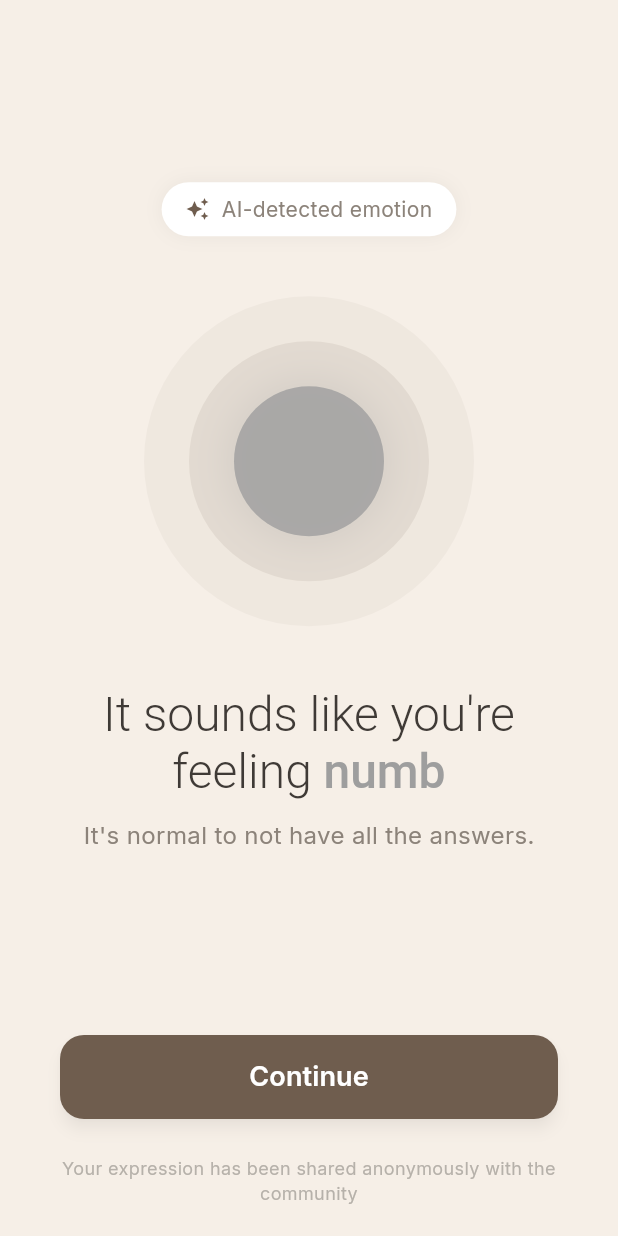
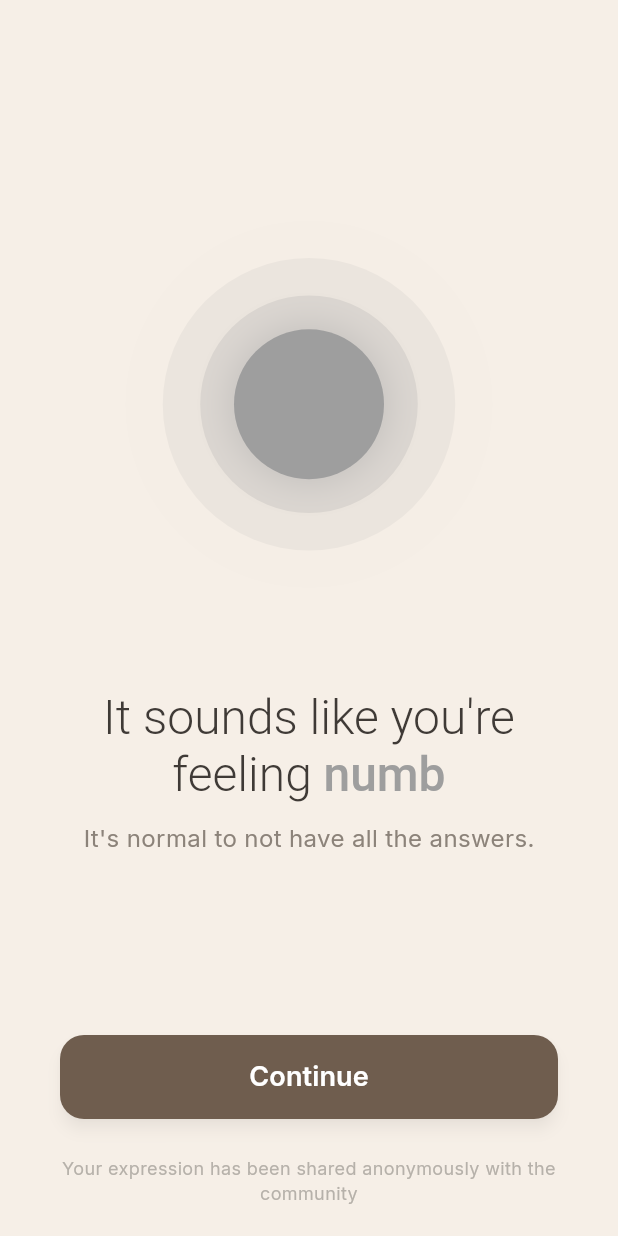
Before and after one commit to yuyuyu-226/MaskOff, a Flutter app: the AIDetectionScreen screen opened directly with sample values from the repository, on a phone screen of 412 x 824 dp. Run offline on Flutter 3.47's test engine with Material 3 defaults, Android fonts, the phone set to English and light mode, and no system bars; our stand-ins replace cloud_firestore, firebase_core, google_fonts; accounts and stored records are empty.

Commit message:
Designed AI Screen

```diff
--- a/lib/screens/ai_detection_screen.dart
+++ b/lib/screens/ai_detection_screen.dart
@@ -3,7 +3,7 @@ import '../models/emotion.dart';
 import '../models/post.dart';
 import 'support_feed_screen.dart';
 
-class AIDetectionScreen extends StatelessWidget {
+class AIDetectionScreen extends StatefulWidget {
   final String text;
   final Emotion emotion;
   final String postId;
@@ -16,8 +16,30 @@ class AIDetectionScreen extends StatelessWidget {
   });
 
   @override
+  State<AIDetectionScreen> createState() => _AIDetectionScreenState();
+}
+
+class _AIDetectionScreenState extends State<AIDetectionScreen>
+    with SingleTickerProviderStateMixin {
+  late AnimationController _controller;
+
+  @override
+  void initState() {
+    super.initState();
+    _controller = AnimationController(
+      vsync: this,
+      duration: const Duration(milliseconds: 3000), // Slower for a calming ripple
+    )..repeat();
+  }
+
+  @override
+  void dispose() {
+    _controller.dispose();
+    super.dispose();
+  }
+
+  @override
   Widget build(BuildContext context) {
-    // Your specific color palette
     const Color colorBackground = Color(0xFFF6EFE7);
     const Color colorPrimaryText = Color(0xFF3F3A36);
     const Color colorSecondaryText = Color(0xFF8C837A);
@@ -34,82 +56,58 @@ class AIDetectionScreen extends StatelessWidget {
             children: [
               const Spacer(flex: 2),
 
-              // 1. AI Badge
+              // 1. Central Ripple Emotion Visualization
+              SizedBox(
+                width: 300,
+                height: 300,
+                child: AnimatedBuilder(
+                  animation: _controller,
+                  builder: (context, child) {
+                    return Stack(
+                      alignment: Alignment.center,
+                      children: [
+                        // We generate 3 ripple layers
+                        ...List.generate(3, (index) {
+                          // Each ripple is delayed based on its index
+                          double progress = (_controller.value + (index / 3)) % 1.0;
+                          double opacity = 1.0 - progress; // Fade out as it expands
+                          double size = 100 + (progress * 150); // Expand from 100 to 250
+
+                          return Container(
+                            width: size,
+                            height: size,
+                            decoration: BoxDecoration(
+                              shape: BoxShape.circle,
+                              color: widget.emotion.color.withValues(alpha: opacity * 0.3),
+                            ),
+                          );
+                        }),
+
+                        // Inner solid emotion circle (The core)
                         Container(
-                padding: const EdgeInsets.symmetric(horizontal: 16, vertical: 8),
+                          width: 100,
+                          height: 100,
                           decoration: BoxDecoration(
-                  color: Colors.white,
-                  borderRadius: BorderRadius.circular(30),
+                            shape: BoxShape.circle,
+                            color: widget.emotion.color,
                             boxShadow: [
                               BoxShadow(
-                      color: Colors.black.withValues(alpha: 0.05),
-                      blurRadius: 10,
+                                color: widget.emotion.color.withValues(alpha: 0.4),
+                                blurRadius: 20,
+                                spreadRadius: 2,
                               )
                             ],
                           ),
-                child: Row(
-                  mainAxisSize: MainAxisSize.min,
-                  children: [
-                    Icon(Icons.auto_awesome, size: 16, color: colorPrimaryBrand),
-                    const SizedBox(width: 8),
-                    const Text(
-                      "AI-detected emotion",
-                      style: TextStyle(
-                        fontSize: 14,
-                        color: colorSecondaryText,
-                        fontWeight: FontWeight.w400,
-                      ),
                         ),
                       ],
+                    );
+                  },
                 ),
               ),
 
               const SizedBox(height: 40),
 
-              // 2. Central Emotion Visualization (Circles)
-              Stack(
-                alignment: Alignment.center,
-                children: [
-                  // Outer soft circle
-                  Container(
-                    width: 220,
-                    height: 220,
-                    decoration: BoxDecoration(
-                      shape: BoxShape.circle,
-                      color: colorPrimaryBrand.withValues(alpha: 0.05),
-                    ),
-                  ),
-                  // Middle soft circle
-                  Container(
-                    width: 160,
-                    height: 160,
-                    decoration: BoxDecoration(
-                      shape: BoxShape.circle,
-                      color: colorPrimaryBrand.withValues(alpha: 0.1),
-                    ),
-                  ),
-                  // Inner solid emotion circle
-                  Container(
-                    width: 100,
-                    height: 100,
-                    decoration: BoxDecoration(
-                      shape: BoxShape.circle,
-                      color: emotion.color.withValues(alpha: 0.8), // Using emotion's color
-                      boxShadow: [
-                        BoxShadow(
-                          color: emotion.color.withValues(alpha: 0.2),
-                          blurRadius: 20,
-                          spreadRadius: 5,
-                        )
-                      ],
-                    ),
-                  ),
-                ],
-              ),
-
-              const SizedBox(height: 40),
-
-              // 3. Feedback Text
+              // 2. Feedback Text
               RichText(
                 textAlign: TextAlign.center,
                 text: TextSpan(
@@ -122,9 +120,9 @@ class AIDetectionScreen extends StatelessWidget {
                   children: [
                     const TextSpan(text: "It sounds like you're\nfeeling "),
                     TextSpan(
-                      text: emotion.label.toLowerCase(),
+                      text: widget.emotion.label.toLowerCase(),
                       style: TextStyle(
-                        color: emotion.color,
+                        color: widget.emotion.color,
                         fontWeight: FontWeight.w500,
                       ),
                     ),
@@ -134,7 +132,7 @@ class AIDetectionScreen extends StatelessWidget {
 
               const SizedBox(height: 12),
 
-              Text(
+              const Text(
                 "It's normal to not have all the answers.",
                 style: TextStyle(
                   fontSize: 16,
@@ -144,7 +142,7 @@ class AIDetectionScreen extends StatelessWidget {
 
               const Spacer(flex: 2),
 
-              // 4. Continue Button
+              // 3. Continue Button
               SizedBox(
                 width: double.infinity,
                 height: 56,
@@ -160,9 +158,9 @@ class AIDetectionScreen extends StatelessWidget {
                   ),
                   onPressed: () {
                     final myPost = Post(
-                      id: postId,
-                      text: text,
-                      emotion: emotion,
+                      id: widget.postId,
+                      text: widget.text,
+                      emotion: widget.emotion,
                       timeAgo: "Just now",
                       isPinned: true,
                     );
@@ -182,8 +180,8 @@ class AIDetectionScreen extends StatelessWidget {
 
               const SizedBox(height: 24),
 
-              // 5. Footer Text
-              Text(
+              // 4. Footer Text
+              const Text(
                 "Your expression has been shared anonymously with the community",
                 textAlign: TextAlign.center,
                 style: TextStyle(
```
Lines whose indentation alone changed are shown as unchanged.
